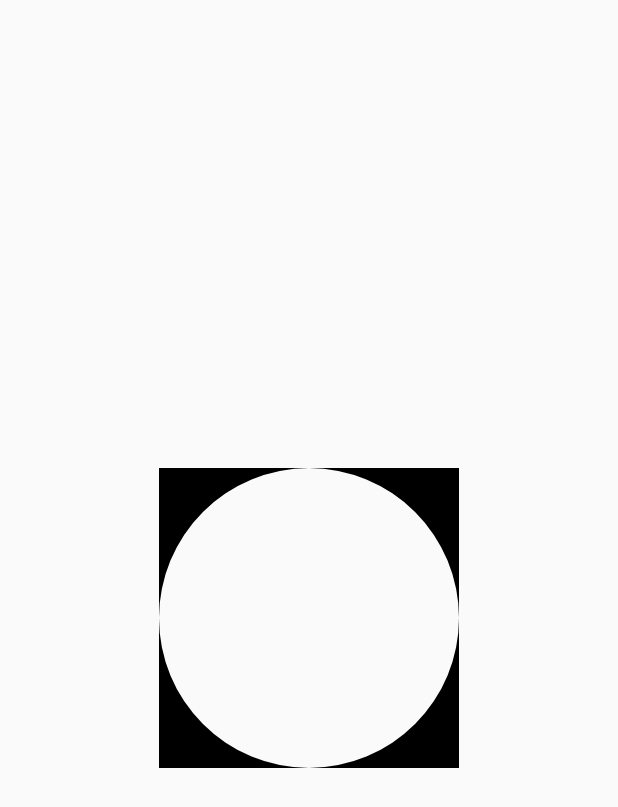
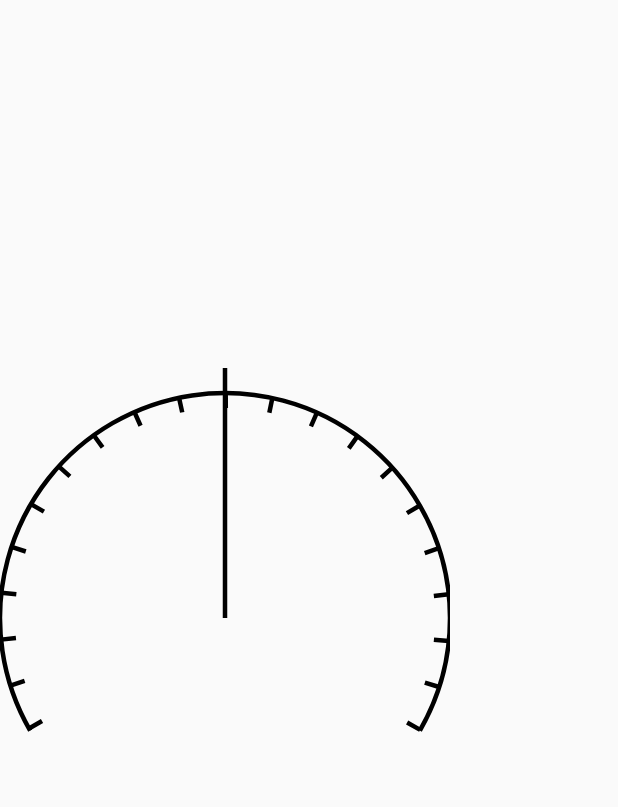
Before and after one commit to Kingwentao/AndroidPromoteRoad, an Android app: the layout activity_draw_view.xml on its own in the app's theme, with its tools: preview values and no code run, on a phone screen of 412 x 824 dp. Shown: the top 807 px of the screen. Run offline under Robolectric (Android 15) with nearby library versions, the phone set to English and light mode, and no system bars.

Commit message:
finish learn shape of position and measure

```diff
--- a/app/src/main/AndroidManifest.xml
+++ b/app/src/main/AndroidManifest.xml
@@ -10,7 +10,7 @@
         android:roundIcon="@mipmap/ic_launcher_round"
         android:supportsRtl="true"
         android:theme="@style/AppTheme">
-        <activity android:name=".architecture.mvvm.MvvmActivity">
+        <activity android:name=".drawview.DrawViewActivity">
             <intent-filter>
                 <action android:name="android.intent.action.MAIN" />
 
--- a/app/src/main/java/com/example/androidpromoteroad/drawview/DrawViewActivity.kt
+++ b/app/src/main/java/com/example/androidpromoteroad/drawview/DrawViewActivity.kt
@@ -3,10 +3,16 @@ package com.example.androidpromoteroad.drawview
 import androidx.appcompat.app.AppCompatActivity
 import android.os.Bundle
 import com.example.androidpromoteroad.R
+import kotlinx.android.synthetic.main.activity_draw_view.*
 
 class DrawViewActivity : AppCompatActivity() {
     override fun onCreate(savedInstanceState: Bundle?) {
         super.onCreate(savedInstanceState)
         setContentView(R.layout.activity_draw_view)
+        var markNum = 0
+        dashView.setOnClickListener {
+            dashView.markNum = markNum++
+            dashView.invalidate()
+        }
     }
 }
--- /dev/null
+++ b/app/src/main/java/com/example/androidpromoteroad/drawview/shapemeasure/DashBoardView.kt
@@ -0,0 +1,92 @@
+package com.example.androidpromoteroad.drawview
+
+import android.content.Context
+import android.graphics.*
+import android.util.AttributeSet
+import android.view.View
+import com.example.androidpromoteroad.utils.dp2px
+import kotlin.math.cos
+import kotlin.math.sin
+
+/**
+ * author: created by wentaoKing
+ * date: created in 2020/8/9
+ * description: 仪表盘View
+ */
+class DashBoardView(context: Context, attrs: AttributeSet?) : View(context, attrs) {
+
+    companion object {
+        //弧形开口角度
+        private const val OPEN_ANGLE = 120
+
+        //虚线的宽度和长度
+        private const val DASH_WIDTH = 3f
+        private const val DASH_HEIGHT = 10f
+
+        //指针长度
+        private const val POINT_LENGTH = 250f
+    }
+
+    val paint = Paint(Paint.ANTI_ALIAS_FLAG)
+    val dashPaint = Paint(Paint.ANTI_ALIAS_FLAG)
+
+    val dashPath = Path()
+    val path = Path()
+    var markNum: Int = 10
+
+    private lateinit var pathEffect: PathDashPathEffect
+
+    init {
+        paint.strokeWidth = 3f.dp2px
+        paint.style = Paint.Style.STROKE
+
+        dashPaint.strokeWidth = 2f.dp2px
+        dashPaint.style = Paint.Style.STROKE
+
+        dashPath.addRect(0f, 0f, DASH_WIDTH.dp2px, DASH_HEIGHT.dp2px, Path.Direction.CCW)
+    }
+
+    override fun onSizeChanged(w: Int, h: Int, oldw: Int, oldh: Int) {
+        path.reset()
+        val left = width / 2 - 150f.dp2px
+        val top = height / 2 - 150f.dp2px
+        val right = width / 2 + 150f.dp2px
+        val bottom = height / 2 + 150f.dp2px
+        val startAngle = 90 + OPEN_ANGLE / 2
+        val sweepAngle = 360 - OPEN_ANGLE
+        //添加弧形的path
+        path.addArc(
+            left, top, right, bottom, startAngle.toFloat(),
+            sweepAngle.toFloat()
+        )
+
+        //准备绘制刻度的条件
+        val pathMeasure = PathMeasure(path, false)
+        pathEffect = PathDashPathEffect(
+            dashPath, (pathMeasure.length - DASH_WIDTH) / 20, 0f,
+            PathDashPathEffect.Style.ROTATE
+        )
+        dashPaint.pathEffect = pathEffect
+    }
+
+    override fun onDraw(canvas: Canvas?) {
+        //画弧
+        canvas?.drawPath(path, paint)
+        //画刻度
+        canvas?.drawPath(path, dashPaint)
+        //画指针
+        val startX = (width / 2).toFloat()
+        val startY = (height / 2).toFloat()
+        val stopX = width / 2 + POINT_LENGTH * cos(markToRadius()).toFloat()
+        val stopY = height / 2 + POINT_LENGTH * sin(markToRadius()).toFloat()
+        canvas?.drawLine(startX, startY, stopX, stopY, paint)
+    }
+
+    /**
+     * 指针所在位置的角度
+     * @param markNum
+     */
+    private fun markToRadius() =
+        Math.toRadians((90 + OPEN_ANGLE / 2f + (360 - OPEN_ANGLE) / 20f * markNum).toDouble())
+
+}
--- a/app/src/main/res/layout/activity_draw_view.xml
+++ b/app/src/main/res/layout/activity_draw_view.xml
@@ -1,13 +1,19 @@
 <?xml version="1.0" encoding="utf-8"?>
-<androidx.constraintlayout.widget.ConstraintLayout xmlns:android="http://schemas.android.com/apk/res/android"
+<LinearLayout xmlns:android="http://schemas.android.com/apk/res/android"
     xmlns:app="http://schemas.android.com/apk/res-auto"
     xmlns:tools="http://schemas.android.com/tools"
     android:layout_width="match_parent"
     android:layout_height="match_parent"
+    android:orientation="vertical"
     tools:context=".drawview.DrawViewActivity">
 
-    <com.example.androidpromoteroad.drawview.FirstView
-        android:layout_width="match_parent"
-        android:layout_height="match_parent"/>
+    <com.example.androidpromoteroad.drawview.DashBoardView
+        android:id="@+id/dashView"
+        android:layout_width="300dp"
+        android:layout_height="wrap_content"/>
 
-</androidx.constraintlayout.widget.ConstraintLayout>
+<!--    <com.example.androidpromoteroad.drawview.PieView
+        android:layout_width="300dp"
+        android:layout_height="wrap_content"/>-->
+
+</LinearLayout>
```
Also changed, not shown: app/src/main/java/com/example/androidpromoteroad/drawview/shapemeasure/FirstView.kt (renamed from app/src/main/java/com/example/androidpromoteroad/drawview/FirstView.kt, +10 -4 lines), app/src/main/java/com/example/androidpromoteroad/drawview/shapemeasure/PieView.kt (added, +72 -0 lines).
